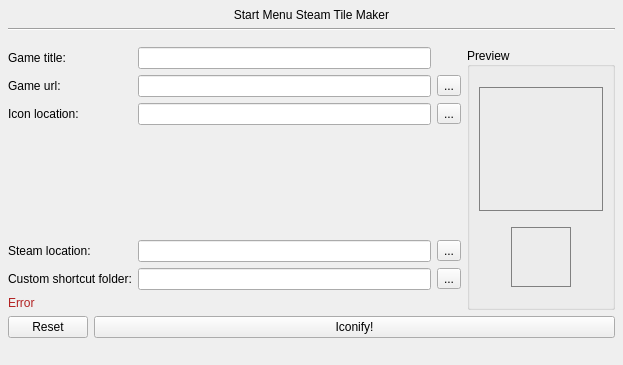
Old version of the form main.ui in the repository Apollo-Roboto/Win10-Start-menu-steam-tile-maker.
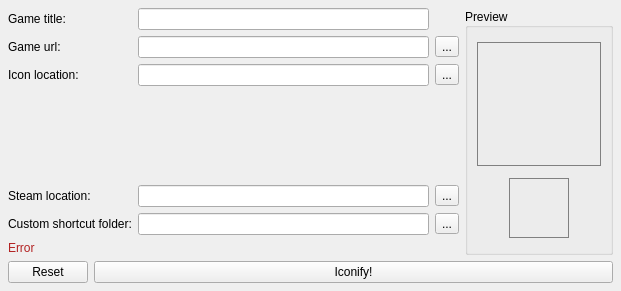
New version of the form.

```diff
--- a/main.ui
+++ b/main.ui
@@ -6,8 +6,8 @@
    <rect>
     <x>0</x>
     <y>0</y>
-    <width>623</width>
-    <height>365</height>
+    <width>621</width>
+    <height>291</height>
    </rect>
   </property>
   <property name="sizePolicy">
@@ -18,8 +18,8 @@
   </property>
   <property name="minimumSize">
    <size>
-    <width>300</width>
-    <height>300</height>
+    <width>50</width>
+    <height>50</height>
    </size>
   </property>
   <property name="maximumSize">
@@ -45,7 +45,40 @@
     <property name="bottomMargin">
      <number>8</number>
     </property>
-    <item row="1" column="0">
+    <item row="2" column="0" colspan="2">
+     <layout class="QHBoxLayout" name="horizontalLayout">
+      <item>
+       <widget class="QPushButton" name="reset_pushButton">
+        <property name="text">
+         <string>Reset</string>
+        </property>
+       </widget>
+      </item>
+      <item>
+       <widget class="QPushButton" name="iconify_pushButton">
+        <property name="sizePolicy">
+         <sizepolicy hsizetype="Minimum" vsizetype="Fixed">
+          <horstretch>1</horstretch>
+          <verstretch>0</verstretch>
+         </sizepolicy>
+        </property>
+        <property name="text">
+         <string>Iconify!</string>
+        </property>
+        <property name="autoDefault">
+         <bool>false</bool>
+        </property>
+        <property name="default">
+         <bool>false</bool>
+        </property>
+        <property name="flat">
+         <bool>false</bool>
+        </property>
+       </widget>
+      </item>
+     </layout>
+    </item>
+    <item row="0" column="0">
      <layout class="QGridLayout" name="gridLayout">
       <item row="5" column="1">
        <widget class="QLineEdit" name="customShortcutFolder_lineEdit">
@@ -158,7 +191,7 @@
       </item>
      </layout>
     </item>
-    <item row="2" column="0">
+    <item row="1" column="0">
      <layout class="QHBoxLayout" name="horizontalLayout_7">
       <item>
        <widget class="QLabel" name="inputError_label">
@@ -172,70 +205,7 @@
       </item>
      </layout>
     </item>
-    <item row="0" column="0" colspan="2">
-     <layout class="QVBoxLayout" name="verticalLayout_3">
-      <property name="bottomMargin">
-       <number>10</number>
-      </property>
-      <item>
-       <widget class="QLabel" name="label_6">
-        <property name="sizePolicy">
-         <sizepolicy hsizetype="Preferred" vsizetype="Preferred">
-          <horstretch>1</horstretch>
-          <verstretch>0</verstretch>
-         </sizepolicy>
-        </property>
-        <property name="text">
-         <string>Start Menu Steam Tile Maker</string>
-        </property>
-        <property name="alignment">
-         <set>Qt::AlignCenter</set>
-        </property>
-       </widget>
-      </item>
-      <item>
-       <widget class="Line" name="line">
-        <property name="orientation">
-         <enum>Qt::Horizontal</enum>
-        </property>
-       </widget>
-      </item>
-     </layout>
-    </item>
-    <item row="3" column="0" colspan="2">
-     <layout class="QHBoxLayout" name="horizontalLayout">
-      <item>
-       <widget class="QPushButton" name="reset_pushButton">
-        <property name="text">
-         <string>Reset</string>
-        </property>
-       </widget>
-      </item>
-      <item>
-       <widget class="QPushButton" name="iconify_pushButton">
-        <property name="sizePolicy">
-         <sizepolicy hsizetype="Minimum" vsizetype="Fixed">
-          <horstretch>1</horstretch>
-          <verstretch>0</verstretch>
-         </sizepolicy>
-        </property>
-        <property name="text">
-         <string>Iconify!</string>
-        </property>
-        <property name="autoDefault">
-         <bool>false</bool>
-        </property>
-        <property name="default">
-         <bool>false</bool>
-        </property>
-        <property name="flat">
-         <bool>false</bool>
-        </property>
-       </widget>
-      </item>
-     </layout>
-    </item>
-    <item row="1" column="1" rowspan="2">
+    <item row="0" column="1" rowspan="2">
      <widget class="QGroupBox" name="iconPreview_groupBox">
       <property name="layoutDirection">
        <enum>Qt::LeftToRight</enum>
@@ -277,6 +247,18 @@
          <property name="styleSheet">
           <string notr="true">border: 1px solid grey;</string>
          </property>
+         <property name="frameShape">
+          <enum>QFrame::NoFrame</enum>
+         </property>
+         <property name="frameShadow">
+          <enum>QFrame::Plain</enum>
+         </property>
+         <property name="lineWidth">
+          <number>1</number>
+         </property>
+         <property name="midLineWidth">
+          <number>0</number>
+         </property>
          <property name="text">
           <string/>
          </property>
@@ -347,24 +329,6 @@
     </item>
    </layout>
   </widget>
-  <widget class="QMenuBar" name="menubar">
-   <property name="geometry">
-    <rect>
-     <x>0</x>
-     <y>0</y>
-     <width>623</width>
-     <height>21</height>
-    </rect>
-   </property>
-  </widget>
-  <widget class="QStatusBar" name="statusbar">
-   <property name="enabled">
-    <bool>false</bool>
-   </property>
-   <property name="sizeGripEnabled">
-    <bool>false</bool>
-   </property>
-  </widget>
  </widget>
  <tabstops>
   <tabstop>gameTitle_lineEdit</tabstop>
```
Left out of the diff: 2 changed lines with no effect on the pictures.
